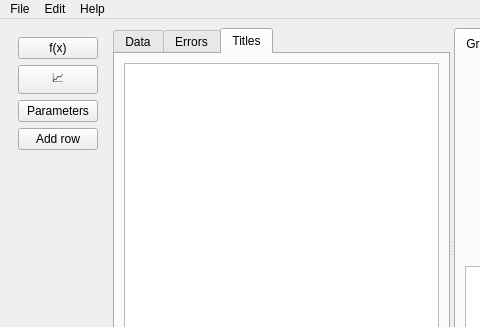
Before: the Qt Designer form main/mainwindow.ui in Kirikus/Experiments_2024_autumn, drawn with Qt 5; both pictures show x 0 to 480 and y 0 to 327 of the 800 by 500 pixel window.
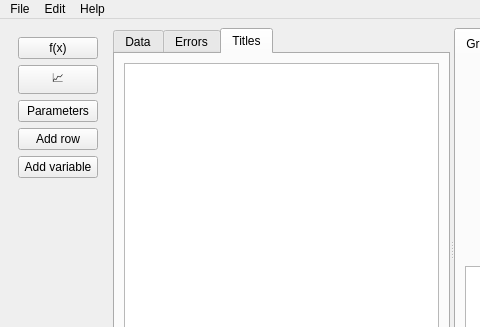
After: the same form once the commit is applied.

Commit message: add variable func

The edit to the form file:
```diff
--- a/main/mainwindow.ui
+++ b/main/mainwindow.ui
@@ -98,6 +98,13 @@
          </property>
         </widget>
        </item>
+       <item row="4" column="0">
+        <widget class="QPushButton" name="buttonAdd_variable">
+         <property name="text">
+          <string>Add variable</string>
+         </property>
+        </widget>
+       </item>
       </layout>
      </widget>
     </item>
```
The commit also changes 5 other files.
